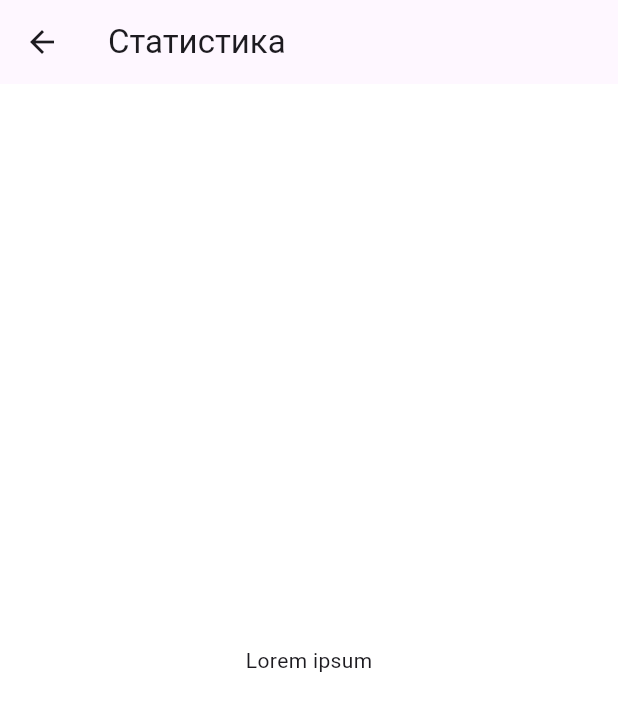
After one commit to MeiirimZh/opulence, a Flutter app: the screen it shows after launch, after a tap on an icon or button, on a phone screen of 412 x 824 dp. The commit adds this screen. Shown: the top 711 px of the screen. Run offline on Flutter 3.47's test engine with Material 3 defaults, Android fonts, the phone set to English and light mode, and no system bars; our stand-ins replace flutter_svg.

Commit message:
added navigation between screens

```diff
--- a/lib/screens/home_screen.dart
+++ b/lib/screens/home_screen.dart
@@ -1,5 +1,6 @@
 import 'package:flutter/material.dart';
 import 'package:flutter_svg/flutter_svg.dart';
+import 'package:opulence/screens/statistics_screen.dart';
 
 class MyHomePage extends StatefulWidget {
   const MyHomePage({super.key, required this.title});
@@ -18,6 +19,21 @@ class _MyHomePageState extends State<MyHomePage> {
         backgroundColor: Colors.white,
         title: Text(widget.title),
         actions: [
+          IconButton(
+            onPressed: () {
+              Navigator.push(
+                context,
+                MaterialPageRoute(
+                  builder: (context) => const StatisticsScreen(),
+                ),
+              );
+            },
+            icon: SvgPicture.asset(
+              'assets/icons/graph.svg',
+              width: 24,
+              height: 24,
+            ),
+          ),
           IconButton(
             onPressed: () {
               print("hello");
@@ -109,7 +125,7 @@ class _MyHomePageState extends State<MyHomePage> {
             ),
           ],
         ),
-      )
+      ),
     );
   }
 }
--- /dev/null
+++ b/lib/screens/statistics_screen.dart
@@ -0,0 +1,13 @@
+import 'package:flutter/material.dart';
+
+class StatisticsScreen extends StatelessWidget {
+  const StatisticsScreen({super.key});
+
+  @override
+  Widget build(BuildContext context) {
+    return Scaffold(
+      appBar: AppBar(title: Text('Статистика')),
+      body: const Center(child: Text('Lorem ipsum')),
+    );
+  }
+}
```
Also changed, not shown: assets/icons/graph.svg (added), 7 other files.
